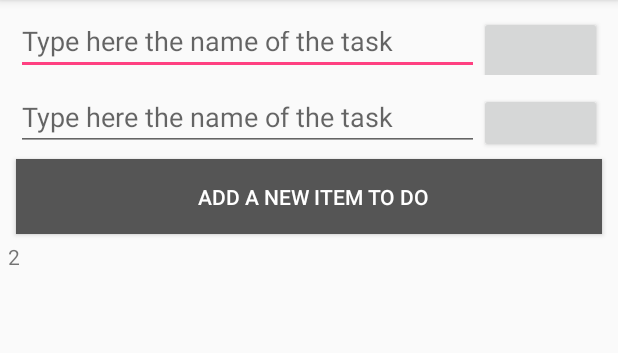
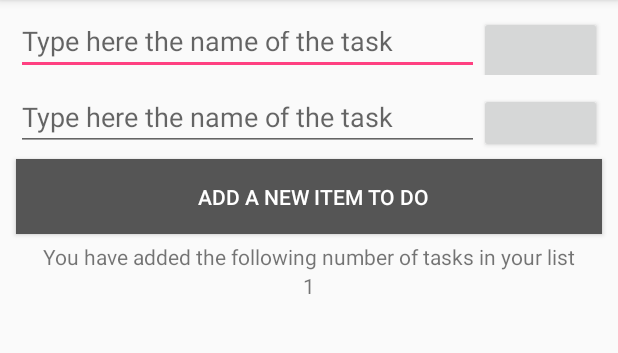
Before and after one commit to AayushChaturvedi/JustDoIt, an Android app: the screen it shows after launch (MainActivity), after a tap on "ADD A NEW ITEM TO DO", on a phone screen of 412 x 824 dp, the part 84-437 px from its top. Run offline under Robolectric (Android 15) with nearby library versions, the light colour scheme and no system bars.

Commit message:
UI improvements

```diff
--- a/app/src/main/java/com/example/aac/justdoit/MainActivity.java
+++ b/app/src/main/java/com/example/aac/justdoit/MainActivity.java
@@ -7,6 +7,7 @@
 import android.support.v7.app.AppCompatActivity;
 import android.view.LayoutInflater;
 import android.view.View;
+import android.widget.Button;
 import android.widget.EditText;
 import android.widget.LinearLayout;
 import android.widget.TextView;
@@ -21,13 +22,19 @@
         setContentView(R.layout.activity_main);
         parentLinearLayout = findViewById(R.id.parent_linear_layout);
     }
+
     public void onAddField(View v) {
         LayoutInflater inflater = (LayoutInflater) getSystemService(Context.LAYOUT_INFLATER_SERVICE);
         final View rowView = inflater.inflate(R.layout.field, null);
         parentLinearLayout.addView(rowView, parentLinearLayout.getChildCount());
         int count = parentLinearLayout.getChildCount();
         TextView result_field = (TextView)findViewById(R.id.result);
-        result_field.setText(Integer.toString(count));
+        result_field.setText(Integer.toString((count-1)));
+        View view = parentLinearLayout.getChildAt(count-1);
+        if(view instanceof EditText){
+            EditText last = (EditText)view;
+            last.setSelection(0);
+        }
     }
 
     public void onDelete(View v) {
--- a/app/src/main/res/layout/activity_main.xml
+++ b/app/src/main/res/layout/activity_main.xml
@@ -46,9 +46,18 @@
             android:text="@string/add_a_new_item_to_do"
             android:paddingLeft="5dp"/>
         <TextView
-            android:layout_width="match_parent"
+            android:layout_width="wrap_content"
+            android:layout_height="wrap_content"
+            android:text="You have added the following number of tasks in your list"
+            android:layout_gravity="center"
+            android:layout_weight="1" />
+        <TextView
+            android:layout_width="wrap_content"
             android:layout_height="wrap_content"
             android:id="@+id/result"
-            android:text=""/>
+            android:text="@string/zero"
+            android:layout_weight="1"
+            android:layout_gravity="center"
+            />
     </LinearLayout>
 </ScrollView>
--- a/app/src/main/res/values/strings.xml
+++ b/app/src/main/res/values/strings.xml
@@ -2,4 +2,5 @@
     <string name="app_name">Trial3</string>
     <string name="add_a_new_item_to_do">Add a new item to do</string>
     <string name="type_here_the_name_of_the_task">Type here the name of the task</string>
+    <string name="zero">0</string>
 </resources>
```
